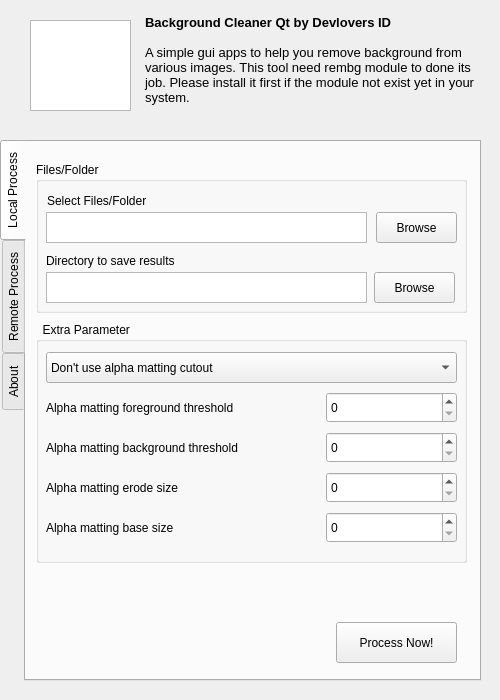
This is form.ui in devlovers-id/sapulatar-qt as Qt 5 draws it before an edit. The edited form follows.
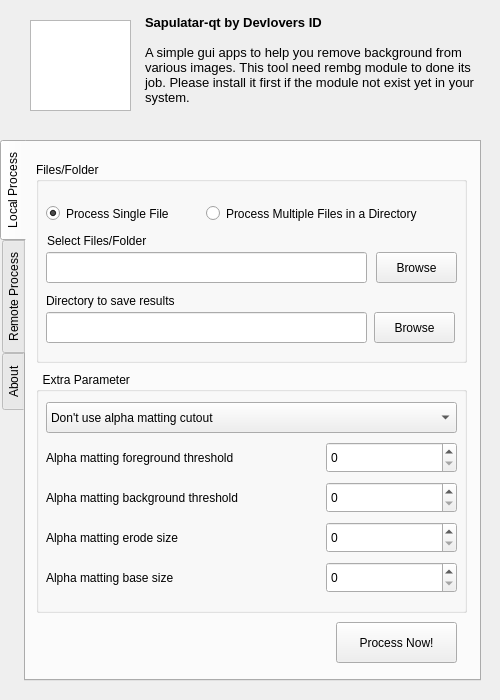
This is the edited form.

Commit message: early implementation of rembg to ui

The edit to the form file:
```diff
--- a/form.ui
+++ b/form.ui
@@ -61,7 +61,7 @@
 &lt;html&gt;&lt;head&gt;&lt;meta name=&quot;qrichtext&quot; content=&quot;1&quot; /&gt;&lt;style type=&quot;text/css&quot;&gt;
 p, li { white-space: pre-wrap; }
 &lt;/style&gt;&lt;/head&gt;&lt;body style=&quot; font-family:'DejaVu Sans'; font-size:10pt; font-weight:400; font-style:normal;&quot;&gt;
-&lt;p style=&quot; margin-top:0px; margin-bottom:0px; margin-left:0px; margin-right:0px; -qt-block-indent:0; text-indent:0px;&quot;&gt;&lt;span style=&quot; font-weight:600;&quot;&gt;Background Cleaner Qt by Devlovers ID&lt;/span&gt;&lt;/p&gt;
+&lt;p style=&quot; margin-top:0px; margin-bottom:0px; margin-left:0px; margin-right:0px; -qt-block-indent:0; text-indent:0px;&quot;&gt;&lt;span style=&quot; font-weight:600;&quot;&gt;Sapulatar-qt by Devlovers ID&lt;/span&gt;&lt;/p&gt;
 &lt;p style=&quot;-qt-paragraph-type:empty; margin-top:0px; margin-bottom:0px; margin-left:0px; margin-right:0px; -qt-block-indent:0; text-indent:0px; font-weight:600;&quot;&gt;&lt;br /&gt;&lt;/p&gt;
 &lt;p style=&quot; margin-top:0px; margin-bottom:0px; margin-left:0px; margin-right:0px; -qt-block-indent:0; text-indent:0px;&quot;&gt;A simple gui apps to help you remove background from various images. This tool need rembg module to done its job. Please install it first if the module not exist yet in your system.&lt;/p&gt;&lt;/body&gt;&lt;/html&gt;</string>
     </property>
@@ -133,33 +133,17 @@
         <x>10</x>
         <y>20</y>
         <width>431</width>
-        <height>151</height>
+        <height>201</height>
        </rect>
       </property>
       <property name="title">
        <string>Files/Folder</string>
       </property>
-      <widget class="QPlainTextEdit" name="inputFile_local">
-       <property name="geometry">
-        <rect>
-         <x>10</x>
-         <y>50</y>
-         <width>321</width>
-         <height>31</height>
-        </rect>
-       </property>
-       <property name="autoFillBackground">
-        <bool>false</bool>
-       </property>
-       <property name="backgroundVisible">
-        <bool>false</bool>
-       </property>
-      </widget>
       <widget class="QLabel" name="label">
        <property name="geometry">
         <rect>
          <x>11</x>
-         <y>30</y>
+         <y>70</y>
          <width>411</width>
          <height>17</height>
         </rect>
@@ -172,7 +156,7 @@
        <property name="geometry">
         <rect>
          <x>10</x>
-         <y>90</y>
+         <y>130</y>
          <width>411</width>
          <height>17</height>
         </rect>
@@ -181,27 +165,11 @@
         <string>Directory to save results</string>
        </property>
       </widget>
-      <widget class="QPlainTextEdit" name="outputFile_local">
-       <property name="geometry">
-        <rect>
-         <x>10</x>
-         <y>110</y>
-         <width>321</width>
-         <height>31</height>
-        </rect>
-       </property>
-       <property name="autoFillBackground">
-        <bool>false</bool>
-       </property>
-       <property name="backgroundVisible">
-        <bool>false</bool>
-       </property>
-      </widget>
       <widget class="QToolButton" name="btnSave_local">
        <property name="geometry">
         <rect>
          <x>338</x>
-         <y>110</y>
+         <y>150</y>
          <width>81</width>
          <height>31</height>
         </rect>
@@ -214,7 +182,7 @@
        <property name="geometry">
         <rect>
          <x>340</x>
-         <y>50</y>
+         <y>90</y>
          <width>81</width>
          <height>31</height>
         </rect>
@@ -223,12 +191,67 @@
         <string>Browse</string>
        </property>
       </widget>
+      <widget class="QLineEdit" name="inputFile_local">
+       <property name="geometry">
+        <rect>
+         <x>10</x>
+         <y>90</y>
+         <width>321</width>
+         <height>31</height>
+        </rect>
+       </property>
+      </widget>
+      <widget class="QLineEdit" name="outputFile_local">
+       <property name="geometry">
+        <rect>
+         <x>10</x>
+         <y>150</y>
+         <width>321</width>
+         <height>31</height>
+        </rect>
+       </property>
+      </widget>
+      <widget class="QRadioButton" name="singleProcess_local">
+       <property name="enabled">
+        <bool>true</bool>
+       </property>
+       <property name="geometry">
+        <rect>
+         <x>10</x>
+         <y>40</y>
+         <width>141</width>
+         <height>23</height>
+        </rect>
+       </property>
+       <property name="text">
+        <string>Process Single File</string>
+       </property>
+       <property name="checkable">
+        <bool>true</bool>
+       </property>
+       <property name="checked">
+        <bool>true</bool>
+       </property>
+      </widget>
+      <widget class="QRadioButton" name="batchProcess_local">
+       <property name="geometry">
+        <rect>
+         <x>170</x>
+         <y>40</y>
+         <width>231</width>
+         <height>23</height>
+        </rect>
+       </property>
+       <property name="text">
+        <string>Process Multiple Files in a Directory</string>
+       </property>
+      </widget>
      </widget>
      <widget class="QGroupBox" name="groupBox_3">
       <property name="geometry">
        <rect>
         <x>10</x>
-        <y>180</y>
+        <y>230</y>
         <width>431</width>
         <height>241</height>
        </rect>
```
Left out of the diff: 88 changed lines with no effect on the pictures. The commit also changes 1 other file.
